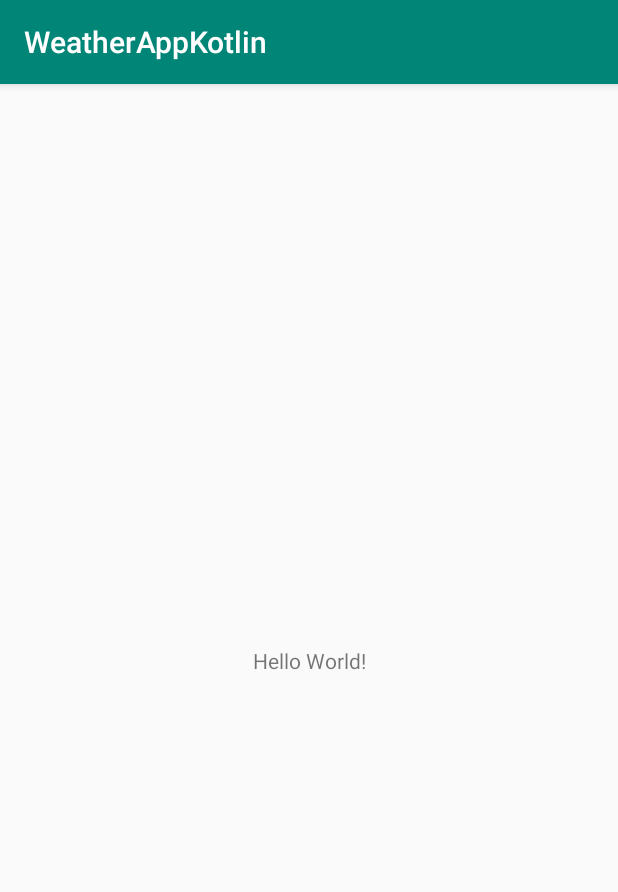
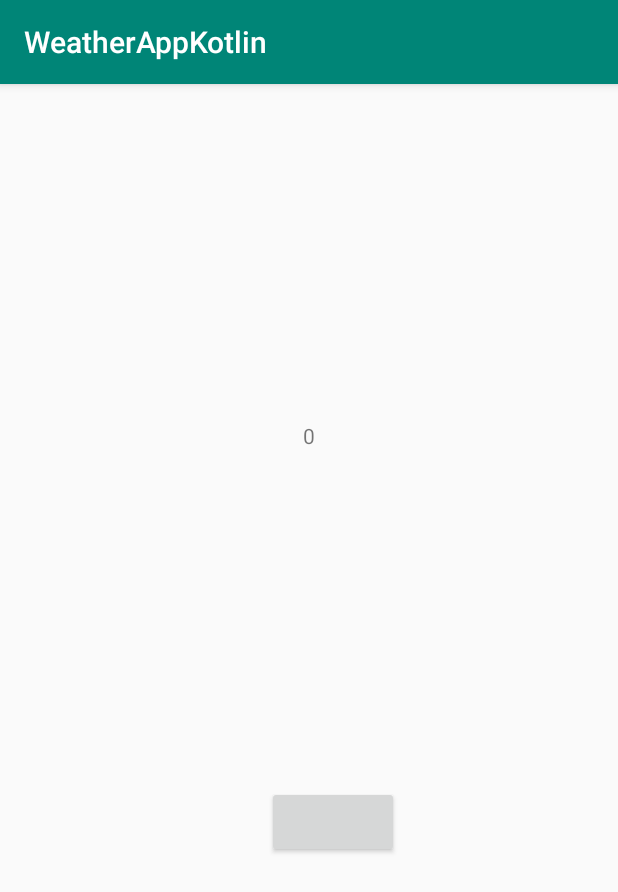
Before and after one commit to AlShaymaa1/WeatherAppKotlin, an Android app: the screen it shows after launch (MainActivity before the commit, RandomizerActivity after it), on a phone screen of 412 x 824 dp. Shown: the top 892 px of the screen. Run offline under Robolectric (Android 15) with nearby library versions, the phone set to English and light mode, and no system bars; libraries missing offline, so code that uses them is left out: com.domain.usecases.

Commit message:
add button and text view to show the number

```diff
--- a/app/src/main/AndroidManifest.xml
+++ b/app/src/main/AndroidManifest.xml
@@ -11,7 +11,7 @@
             android:theme="@style/AppTheme">
         <activity android:name=".TestActivity">
         </activity>
-        <activity android:name=".MainActivity">
+        <activity android:name=".features.randomizer.RandomizerActivity">
             <intent-filter>
                 <action android:name="android.intent.action.MAIN"/>
 
--- a/app/src/main/java/com/weatherappkotlin/MainActivity.kt
+++ /dev/null
@@ -1,12 +0,0 @@
-package com.weatherappkotlin
-
-import android.support.v7.app.AppCompatActivity
-import android.os.Bundle
-
-class MainActivity : AppCompatActivity() {
-
-    override fun onCreate(savedInstanceState: Bundle?) {
-        super.onCreate(savedInstanceState)
-        setContentView(R.layout.activity_main)
-    }
-}
--- /dev/null
+++ b/app/src/main/java/com/weatherappkotlin/features/randomizer/RandomizerActivity.kt
@@ -0,0 +1,27 @@
+package com.weatherappkotlin.features.randomizer
+
+import android.arch.lifecycle.Observer
+import android.arch.lifecycle.ViewModelProviders
+import android.support.v7.app.AppCompatActivity
+import android.os.Bundle
+import com.weatherappkotlin.R
+import kotlinx.android.synthetic.main.activity_main.*
+
+class RandomizerActivity : AppCompatActivity() {
+
+    override fun onCreate(savedInstanceState: Bundle?) {
+        super.onCreate(savedInstanceState)
+        setContentView(R.layout.activity_main)
+
+        val viewModel=ViewModelProviders.of(this).get(RandomizerViewModel::class.java)
+
+        viewModel.numberLiveData.observe(this, Observer {
+            random_number_text_view.text=(it.toString())
+        })
+
+        show_random_number_button.setOnClickListener {
+            viewModel.incrementNumber()
+        }
+
+    }
+}
--- a/app/src/main/res/layout/activity_main.xml
+++ b/app/src/main/res/layout/activity_main.xml
@@ -5,15 +5,25 @@
         xmlns:app="http://schemas.android.com/apk/res-auto"
         android:layout_width="match_parent"
         android:layout_height="match_parent"
-        tools:context=".MainActivity">
+        tools:context=".features.randomizer.RandomizerActivity">
 
-    <TextView
+
+    <Button
+            tools:text="Button"
             android:layout_width="wrap_content"
             android:layout_height="wrap_content"
-            android:text="Hello World!"
-            app:layout_constraintBottom_toBottomOf="parent"
-            app:layout_constraintLeft_toLeftOf="parent"
-            app:layout_constraintRight_toRightOf="parent"
-            app:layout_constraintTop_toTopOf="parent"/>
-
+            android:id="@+id/show_random_number_button"
+            android:layout_marginTop="468dp" app:layout_constraintTop_toTopOf="parent"
+            app:layout_constraintEnd_toEndOf="parent" android:layout_marginEnd="8dp"
+            app:layout_constraintStart_toStartOf="parent" android:layout_marginStart="8dp"
+            app:layout_constraintHorizontal_bias="0.553"/>
+    <TextView
+            tools:text="TextView"
+            android:layout_width="wrap_content"
+            android:layout_height="wrap_content"
+            android:id="@+id/random_number_text_view" android:layout_marginBottom="8dp"
+            app:layout_constraintBottom_toTopOf="@+id/show_random_number_button" android:layout_marginTop="8dp"
+            app:layout_constraintTop_toTopOf="parent" app:layout_constraintEnd_toEndOf="parent"
+            android:layout_marginEnd="8dp" app:layout_constraintStart_toStartOf="parent"
+            android:layout_marginStart="8dp"/>
 </android.support.constraint.ConstraintLayout>
--- a/app/src/main/res/layout/activity_test.xml
+++ b/app/src/main/res/layout/activity_test.xml
@@ -5,12 +5,12 @@
             android:layout_height="wrap_content"
             android:orientation="vertical"
             android:padding="30dp"
-            tools:context=".MainActivity">
+            tools:context=".features.randomizer.RandomizerActivity">
     <LinearLayout android:layout_width="match_parent"
                   android:layout_height="wrap_content"
                   android:orientation="vertical"
                   android:padding="30dp"
-                  tools:context=".MainActivity">
+                  tools:context=".features.randomizer.RandomizerActivity">
         <TextView
                 android:layout_width="wrap_content"
                 android:layout_height="wrap_content"
--- a/usecases/build.gradle
+++ b/usecases/build.gradle
@@ -35,6 +35,8 @@ dependencies {
     androidTestImplementation 'com.android.support.test.espresso:espresso-core:3.0.2'
     api project(':entities')
     implementation "org.jetbrains.kotlin:kotlin-stdlib-jdk7:$kotlin_version"
+    //viewmodelproviders dependency
+    api'android.arch.lifecycle:extensions:1.1.1'
     testImplementation 'android.arch.core:core-testing:1.1.1', {
         exclude group: 'com.android.support', module: 'support-compat'
         exclude group: 'com.android.support', module: 'support-annotations'
```
